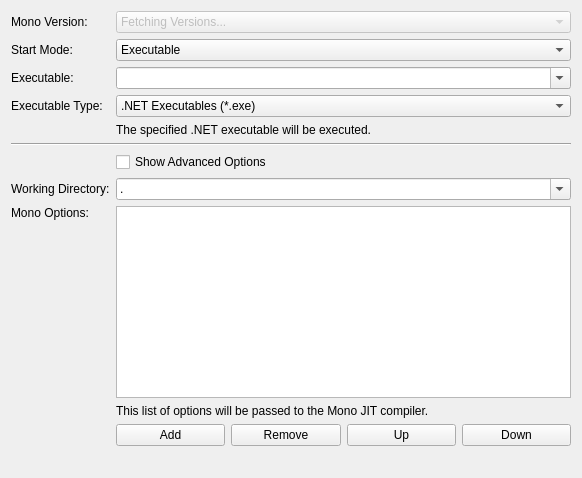
Before: the Qt Designer form src/brickv/plugin_system/plugins/red/ui/program_page_csharp.ui in Tinkerforge/brickv, drawn with Qt 5.
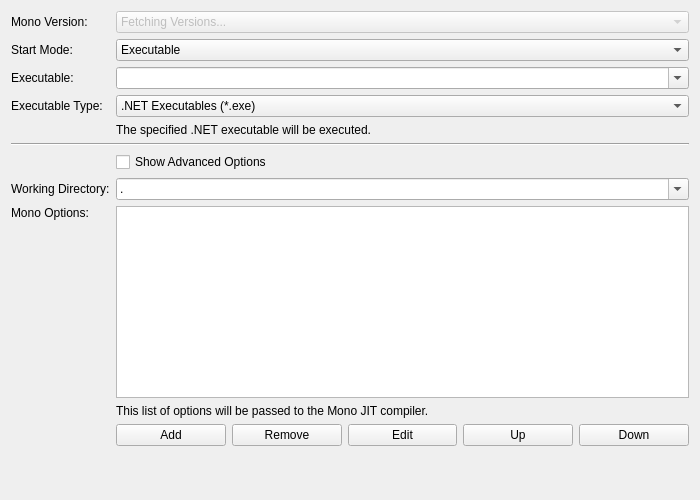
After: the same form once the commit is applied. Custom widgets are drawn as their Qt base class.

Commit message: red: Add edit buttons to program wizard list editors

The edit to the form file:
```diff
--- a/src/brickv/plugin_system/plugins/red/ui/program_page_csharp.ui
+++ b/src/brickv/plugin_system/plugins/red/ui/program_page_csharp.ui
@@ -6,8 +6,8 @@
    <rect>
     <x>0</x>
     <y>0</y>
-    <width>582</width>
-    <height>478</height>
+    <width>700</width>
+    <height>500</height>
    </rect>
   </property>
   <property name="windowTitle">
@@ -26,7 +26,7 @@
        </property>
       </widget>
      </item>
-     <item row="0" column="1" colspan="4">
+     <item row="0" column="1" colspan="5">
       <widget class="QComboBox" name="combo_version">
        <property name="enabled">
         <bool>false</bool>
@@ -54,7 +54,7 @@
        </property>
       </widget>
      </item>
-     <item row="1" column="1" colspan="4">
+     <item row="1" column="1" colspan="5">
       <widget class="QComboBox" name="combo_start_mode">
        <item>
         <property name="text">
@@ -73,7 +73,7 @@
        </property>
       </widget>
      </item>
-     <item row="2" column="1" colspan="4">
+     <item row="2" column="1" colspan="5">
       <widget class="QComboBox" name="combo_executable">
        <property name="editable">
         <bool>true</bool>
@@ -83,7 +83,7 @@
        </property>
       </widget>
      </item>
-     <item row="4" column="1" colspan="4">
+     <item row="4" column="1" colspan="5">
       <widget class="QLabel" name="label_executable_help">
        <property name="text">
         <string>The specified .NET executable will be executed.</string>
@@ -93,7 +93,7 @@
        </property>
       </widget>
      </item>
-     <item row="6" column="1" colspan="4">
+     <item row="6" column="1" colspan="5">
       <widget class="QCheckBox" name="check_show_advanced_options">
        <property name="text">
         <string>Show Advanced Options</string>
@@ -110,7 +110,7 @@
        </property>
       </widget>
      </item>
-     <item row="7" column="1" colspan="4">
+     <item row="7" column="1" colspan="5">
       <widget class="QComboBox" name="combo_working_directory">
        <property name="editable">
         <bool>true</bool>
@@ -145,10 +145,10 @@
        </property>
       </widget>
      </item>
-     <item row="8" column="1" colspan="4">
+     <item row="8" column="1" colspan="5">
       <widget class="ExpandingListWidget" name="list_options"/>
      </item>
-     <item row="9" column="1" colspan="4">
+     <item row="9" column="1" colspan="5">
       <widget class="QLabel" name="label_options_help">
        <property name="text">
         <string>This list of options will be passed to the Mono JIT compiler.</string>
@@ -165,28 +165,28 @@
        </property>
       </widget>
      </item>
-     <item row="10" column="3">
+     <item row="10" column="4">
       <widget class="QPushButton" name="button_up_option">
        <property name="text">
         <string>Up</string>
        </property>
       </widget>
      </item>
-     <item row="10" column="4">
+     <item row="10" column="5">
       <widget class="QPushButton" name="button_down_option">
        <property name="text">
         <string>Down</string>
        </property>
       </widget>
      </item>
-     <item row="5" column="0" colspan="5">
+     <item row="5" column="0" colspan="6">
       <widget class="Line" name="line">
        <property name="orientation">
         <enum>Qt::Horizontal</enum>
        </property>
       </widget>
      </item>
-     <item row="3" column="1" colspan="4">
+     <item row="3" column="1" colspan="5">
       <widget class="QComboBox" name="combo_executable_type">
        <property name="currentIndex">
         <number>1</number>
@@ -213,7 +213,7 @@
        </property>
       </widget>
      </item>
-     <item row="11" column="1" colspan="4">
+     <item row="11" column="1" colspan="5">
       <widget class="QLabel" name="label_spacer">
        <property name="sizePolicy">
         <sizepolicy hsizetype="Preferred" vsizetype="Preferred">
@@ -226,6 +226,13 @@
        </property>
       </widget>
      </item>
+     <item row="10" column="3">
+      <widget class="QPushButton" name="button_edit_option">
+       <property name="text">
+        <string>Edit</string>
+       </property>
+      </widget>
+     </item>
     </layout>
    </item>
   </layout>
```
Left out of the diff: 1 changed line with no effect on the pictures. The commit also changes 27 other files.
